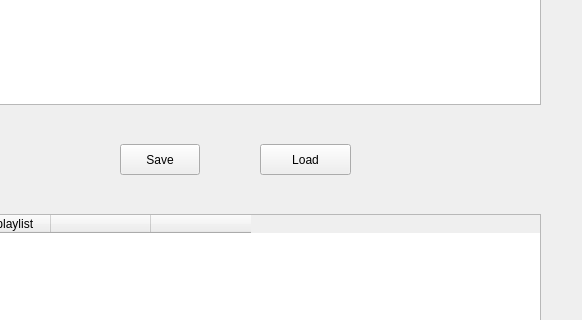
Qt form mainwindow.ui (enzonakamura/spotify-playlist) before a commit; both pictures show x 90 to 672 and y 126 to 446 of the 672 by 561 pixel window.
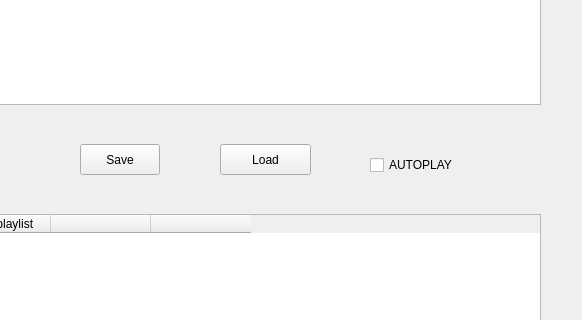
The same form after that commit.

Commit message: ADD: Autoplay feature

```diff
--- a/mainwindow.ui
+++ b/mainwindow.ui
@@ -85,7 +85,7 @@
    <widget class="QPushButton" name="loadButton">
     <property name="geometry">
      <rect>
-      <x>350</x>
+      <x>310</x>
       <y>270</y>
       <width>91</width>
       <height>31</height>
@@ -101,7 +101,7 @@
    <widget class="QPushButton" name="saveButton">
     <property name="geometry">
      <rect>
-      <x>210</x>
+      <x>170</x>
       <y>270</y>
       <width>80</width>
       <height>31</height>
@@ -114,6 +114,19 @@
      <string>Save</string>
     </property>
    </widget>
+   <widget class="QCheckBox" name="autoplay">
+    <property name="geometry">
+     <rect>
+      <x>460</x>
+      <y>280</y>
+      <width>101</width>
+      <height>22</height>
+     </rect>
+    </property>
+    <property name="text">
+     <string>AUTOPLAY</string>
+    </property>
+   </widget>
   </widget>
   <widget class="QMenuBar" name="menubar">
    <property name="geometry">
```
Left out of the diff: 12 changed lines with no effect on the pictures. The commit also changes 1 other file.
